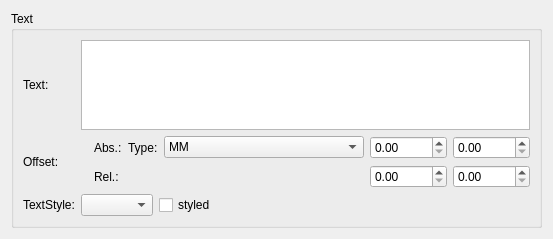
Before: the Qt Designer form mscore/mscore/text.ui in musescore/musescore-old, drawn with Qt 5.
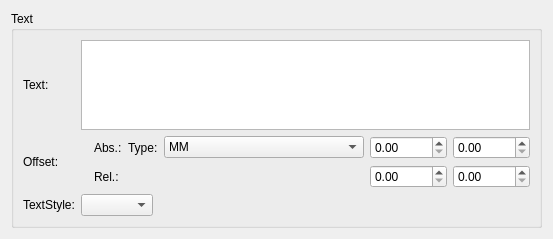
After: the same form once the commit is applied.

What changed in the file:
```diff
--- a/mscore/mscore/text.ui
+++ b/mscore/mscore/text.ui
@@ -20,7 +20,7 @@
       <string comment="do not translate">Text</string>
      </property>
      <property name="flat">
-      <bool>false</bool>
+      <bool>true</bool>
      </property>
      <layout class="QGridLayout" name="gridLayout_2">
       <item row="1" column="2">
@@ -110,13 +110,6 @@
         <item>
          <widget class="QComboBox" name="textStyle"/>
         </item>
-        <item>
-         <widget class="QCheckBox" name="styled">
-          <property name="text">
-           <string>styled</string>
-          </property>
-         </widget>
-        </item>
         <item>
          <spacer>
           <property name="orientation">
```
Left out of the diff: 104 changed lines with no effect on the pictures.
